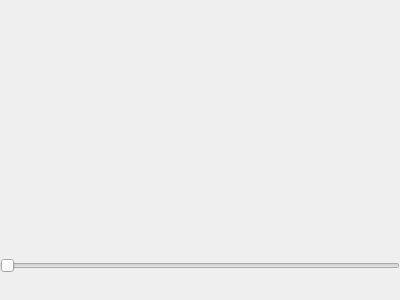
The window that UI.SimplePlayer/mainwindow.ui (tapetums/CubeMelon) describes before a commit, drawn with Qt 5.
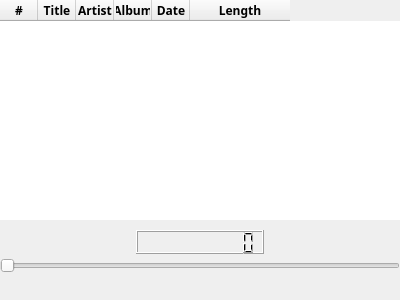
The same window after the commit.

What changed in the file:
```diff
--- a/UI.SimplePlayer/mainwindow.ui
+++ b/UI.SimplePlayer/mainwindow.ui
@@ -10,6 +10,11 @@
     <height>300</height>
    </rect>
   </property>
+  <property name="font">
+   <font>
+    <family>メイリオ</family>
+   </font>
+  </property>
   <property name="cursor">
    <cursorShape>PointingHandCursor</cursorShape>
   </property>
@@ -30,6 +35,172 @@
      <enum>Qt::Horizontal</enum>
     </property>
    </widget>
+   <widget class="QLCDNumber" name="lcdNumber">
+    <property name="geometry">
+     <rect>
+      <x>136</x>
+      <y>230</y>
+      <width>128</width>
+      <height>24</height>
+     </rect>
+    </property>
+    <property name="font">
+     <font>
+      <family>Arial</family>
+     </font>
+    </property>
+    <property name="smallDecimalPoint">
+     <bool>true</bool>
+    </property>
+    <property name="digitCount">
+     <number>8</number>
+    </property>
+    <property name="segmentStyle">
+     <enum>QLCDNumber::Filled</enum>
+    </property>
+   </widget>
+   <widget class="QTreeWidget" name="treeWidget">
+    <property name="geometry">
+     <rect>
+      <x>0</x>
+      <y>0</y>
+      <width>400</width>
+      <height>220</height>
+     </rect>
+    </property>
+    <property name="frameShape">
+     <enum>QFrame::NoFrame</enum>
+    </property>
+    <property name="frameShadow">
+     <enum>QFrame::Sunken</enum>
+    </property>
+    <property name="lineWidth">
+     <number>0</number>
+    </property>
+    <property name="dragEnabled">
+     <bool>true</bool>
+    </property>
+    <property name="dragDropMode">
+     <enum>QAbstractItemView::DragDrop</enum>
+    </property>
+    <property name="defaultDropAction">
+     <enum>Qt::MoveAction</enum>
+    </property>
+    <property name="selectionMode">
+     <enum>QAbstractItemView::MultiSelection</enum>
+    </property>
+    <property name="selectionBehavior">
+     <enum>QAbstractItemView::SelectItems</enum>
+    </property>
+    <property name="indentation">
+     <number>8</number>
+    </property>
+    <property name="columnCount">
+     <number>6</number>
+    </property>
+    <attribute name="headerCascadingSectionResizes">
+     <bool>true</bool>
+    </attribute>
+    <attribute name="headerDefaultSectionSize">
+     <number>32</number>
+    </attribute>
+    <attribute name="headerMinimumSectionSize">
+     <number>32</number>
+    </attribute>
+    <attribute name="headerStretchLastSection">
+     <bool>false</bool>
+    </attribute>
+    <column>
+     <property name="text">
+      <string notr="true">#</string>
+     </property>
+     <property name="font">
+      <font>
+       <family>メイリオ</family>
+       <weight>75</weight>
+       <bold>true</bold>
+      </font>
+     </property>
+     <property name="textAlignment">
+      <set>AlignHCenter|AlignVCenter|AlignCenter</set>
+     </property>
+    </column>
+    <column>
+     <property name="text">
+      <string>Title</string>
+     </property>
+     <property name="font">
+      <font>
+       <family>メイリオ</family>
+       <weight>75</weight>
+       <bold>true</bold>
+      </font>
+     </property>
+     <property name="textAlignment">
+      <set>AlignHCenter|AlignVCenter|AlignCenter</set>
+     </property>
+    </column>
+    <column>
+     <property name="text">
+      <string>Artist</string>
+     </property>
+     <property name="font">
+      <font>
+       <family>メイリオ</family>
+       <weight>75</weight>
+       <bold>true</bold>
+      </font>
+     </property>
+     <property name="textAlignment">
+      <set>AlignHCenter|AlignVCenter|AlignCenter</set>
+     </property>
+    </column>
+    <column>
+     <property name="text">
+      <string>Album</string>
+     </property>
+     <property name="font">
+      <font>
+       <family>メイリオ</family>
+       <weight>75</weight>
+       <bold>true</bold>
+      </font>
+     </property>
+     <property name="textAlignment">
+      <set>AlignHCenter|AlignVCenter|AlignCenter</set>
+     </property>
+    </column>
+    <column>
+     <property name="text">
+      <string>Date</string>
+     </property>
+     <property name="font">
+      <font>
+       <family>メイリオ</family>
+       <weight>75</weight>
+       <bold>true</bold>
+      </font>
+     </property>
+     <property name="textAlignment">
+      <set>AlignHCenter|AlignVCenter|AlignCenter</set>
+     </property>
+    </column>
+    <column>
+     <property name="text">
+      <string>Length</string>
+     </property>
+     <property name="font">
+      <font>
+       <family>メイリオ</family>
+       <weight>75</weight>
+       <bold>true</bold>
+      </font>
+     </property>
+     <property name="textAlignment">
+      <set>AlignHCenter|AlignVCenter|AlignCenter</set>
+     </property>
+    </column>
+   </widget>
   </widget>
   <widget class="QMenuBar" name="menubar">
    <property name="geometry">
```
Left out of the diff: 55 changed lines with no effect on the pictures.
